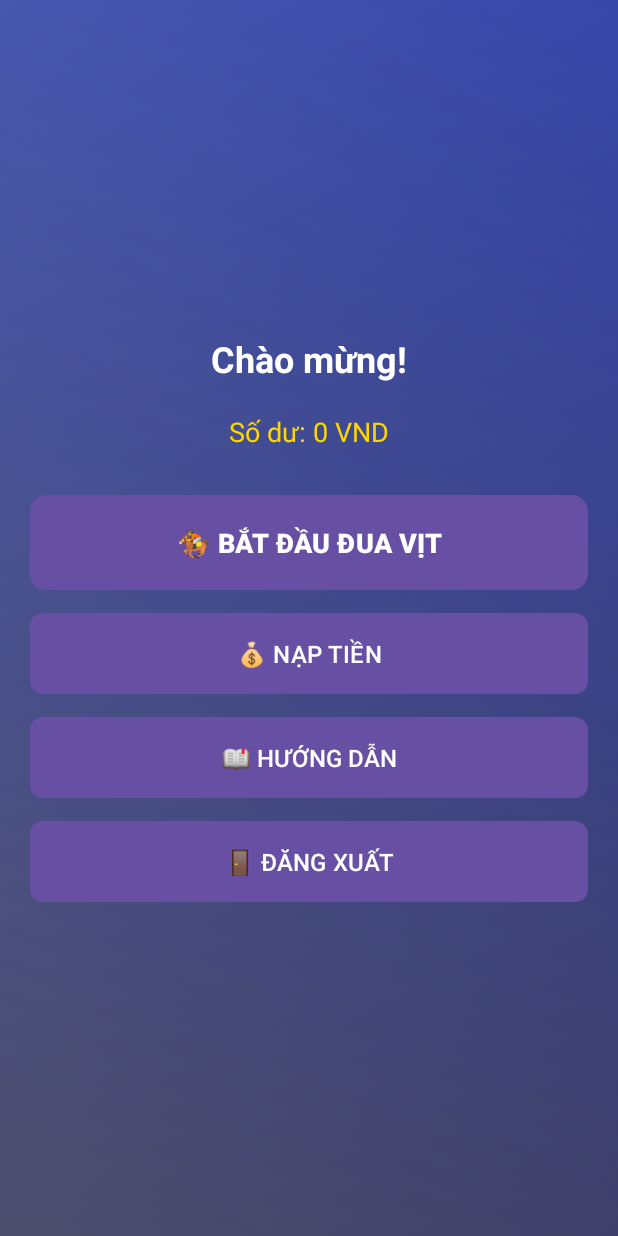
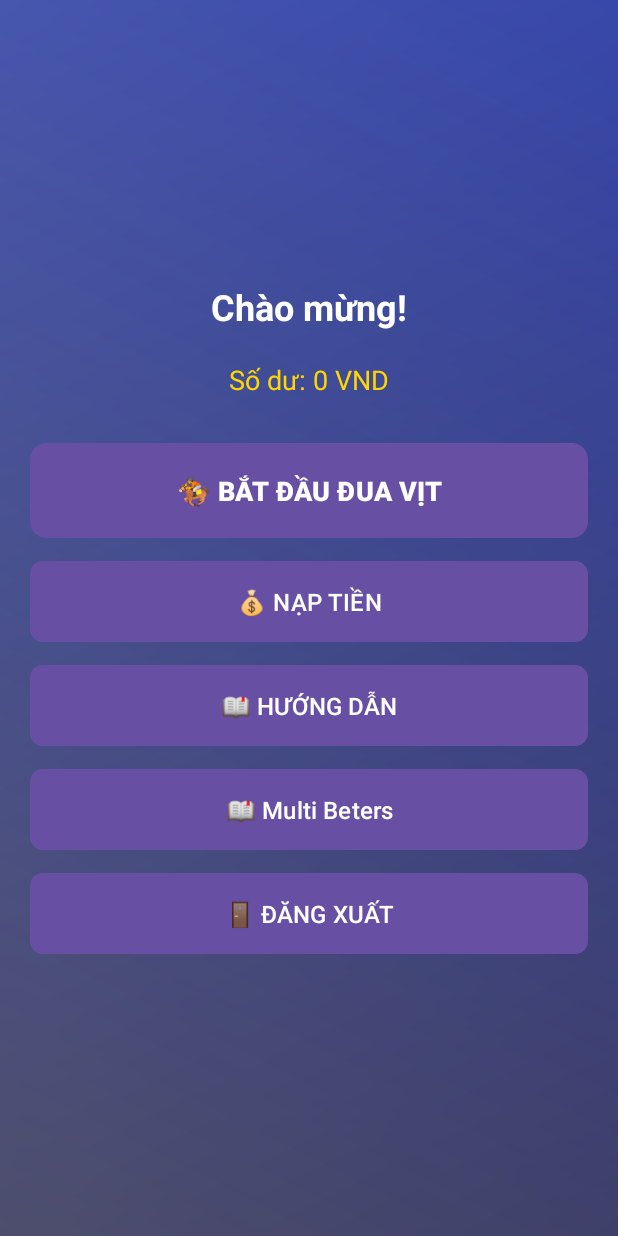
Before and after one commit to canxi4589/PRM_Mini, an Android app: the OptionActivity screen opened directly, with no data from a screen before it, on a phone screen of 412 x 824 dp. Run offline under Robolectric (Android 15) with nearby library versions, the phone set to English and light mode, and no system bars; 3 statements that could not run were skipped.

Commit message:
merge Khoi and Main

```diff
--- a/app/src/main/java/com/example/duckrace/OptionActivity.java
+++ b/app/src/main/java/com/example/duckrace/OptionActivity.java
@@ -15,7 +15,7 @@ import androidx.core.view.WindowInsetsCompat;
 
 public class OptionActivity extends AppCompatActivity {
     private TextView welcomeText, balanceText;
-    private Button playButton, addMoneyButton, instructionsButton, logoutButton;
+    private Button playButton, addMoneyButton, instructionsButton, logoutButton, pickNumOfPlayers;
     private SharedPreferences prefs;
     private MediaPlayer backgroundMusic;
     @Override
@@ -46,6 +46,7 @@ public class OptionActivity extends AppCompatActivity {
         addMoneyButton = findViewById(R.id.addMoneyButton);
         instructionsButton = findViewById(R.id.instructionsButton);
         logoutButton = findViewById(R.id.logoutButton);
+        pickNumOfPlayers = findViewById(R.id.pickNumOfPlayers);
     }
 
     private void setupListeners() {
@@ -60,6 +61,9 @@ public class OptionActivity extends AppCompatActivity {
 //        instructionsButton.setOnClickListener(v -> {
 //            startActivity(new Intent(this, InstructionsActivity.class));
 //        });
+        pickNumOfPlayers.setOnClickListener(v -> {
+           startActivity(new Intent(this, PlayerSelectionActivity.class));
+        });
 
         logoutButton.setOnClickListener(v -> {
             prefs.edit().putBoolean("isLoggedIn", false).apply();
--- a/app/src/main/res/layout/activity_option.xml
+++ b/app/src/main/res/layout/activity_option.xml
@@ -60,6 +60,16 @@
         android:textColor="#FFFFFF"
         android:layout_marginBottom="15dp"
         android:padding="12dp" />
+    <Button
+        android:id="@+id/pickNumOfPlayers"
+        android:layout_width="match_parent"
+        android:layout_height="wrap_content"
+        android:text="📖 Multi Beters"
+        android:textSize="16sp"
+        android:background="@drawable/button_secondary"
+        android:textColor="#FFFFFF"
+        android:layout_marginBottom="15dp"
+        android:padding="12dp" />
 
     <Button
         android:id="@+id/logoutButton"
```
